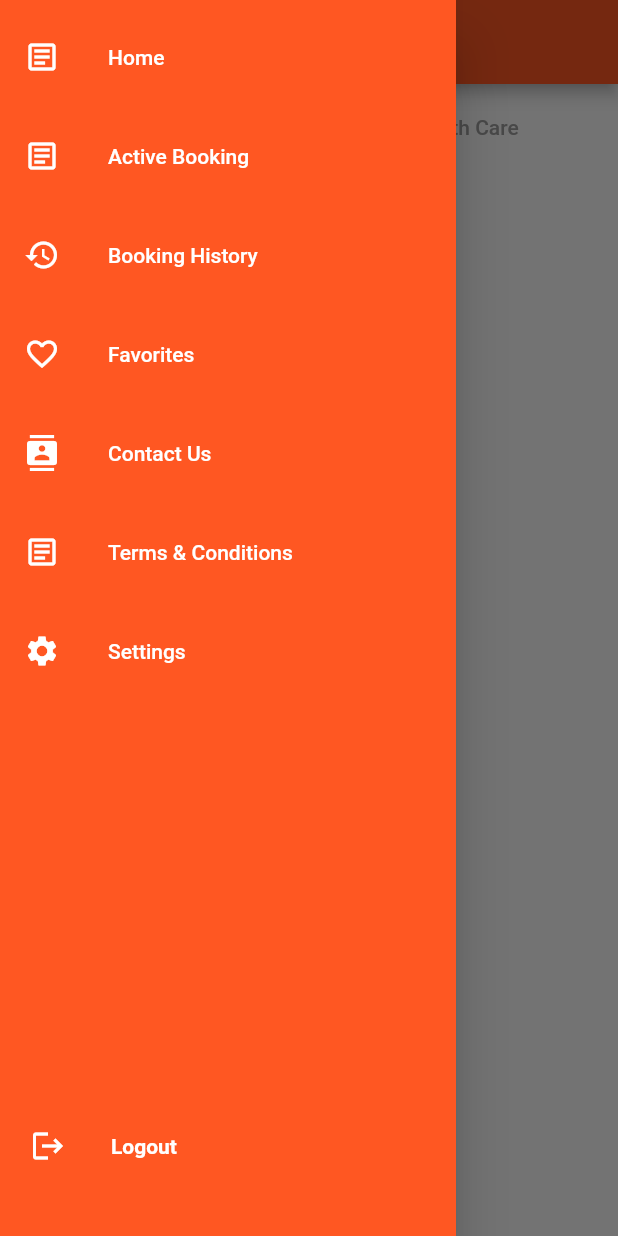
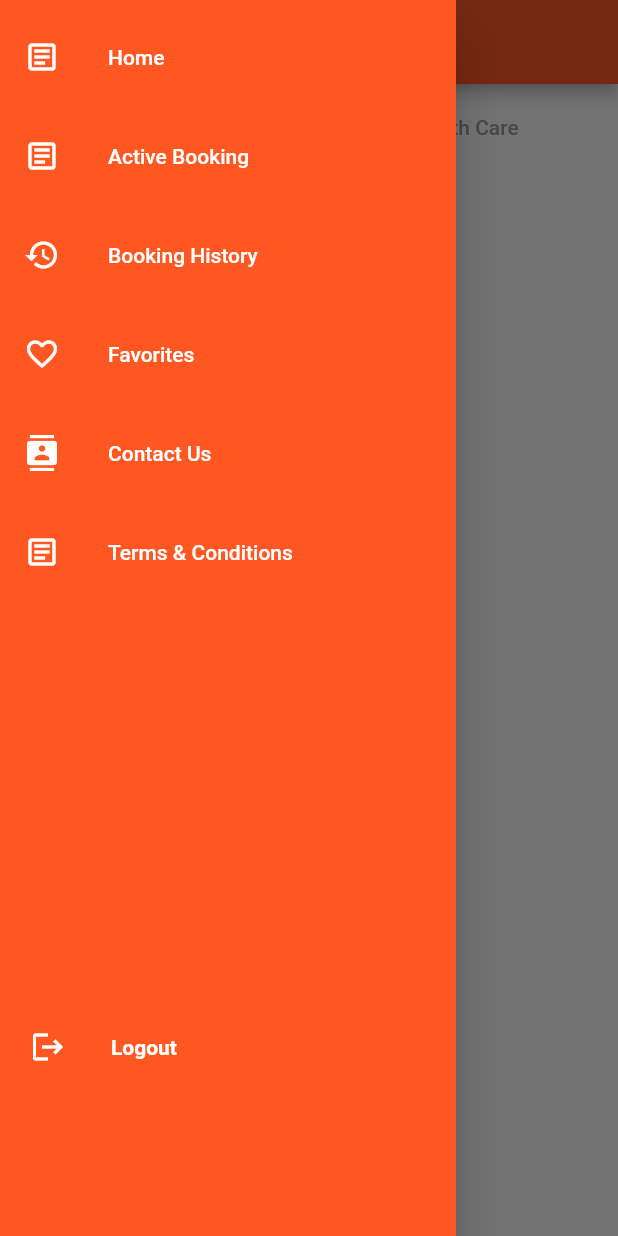
Before and after one commit to ekyut123/THESIS, a Flutter app: the screen it shows once a user with an empty profile is signed in, with the side drawer open, on a phone screen of 412 x 824 dp. Run offline on Flutter 3.47's test engine with Material 2 defaults, Android fonts, the phone set to English and light mode, and no system bars; our stand-ins replace anim_search_bar, cloud_firestore, firebase_auth, firebase_core, flutter_rating_bar, form_field_validator and 2 more; missing offline and left inert: date_time_picker_widget; accounts and stored records are empty.

Commit message:
Update navigation_drawer.dart

```diff
--- a/lib/widgets/navigation_drawer.dart
+++ b/lib/widgets/navigation_drawer.dart
@@ -123,18 +123,18 @@ class NavigationDrawerWidget extends StatelessWidget {
                                     TermsAndConditions(),
                               ));
                         })),
-                    const SizedBox(height: 10.0),
-                    buildMenuItem(
-                        text: 'Settings',
-                        icon: Icons.settings,
-                        onClicked: (() {
-                          Navigator.push(
-                              context,
-                              MaterialPageRoute(
-                                builder: (BuildContext context) =>
-                                    const SettingsPage(),
-                              ));
-                        })),
+//                     const SizedBox(height: 10.0),
+//                     buildMenuItem(
+//                         text: 'Settings',
+//                         icon: Icons.settings,
+//                         onClicked: (() {
+//                           Navigator.push(
+//                               context,
+//                               MaterialPageRoute(
+//                                 builder: (BuildContext context) =>
+//                                     const SettingsPage(),
+//                               ));
+//                         })),
                     const SizedBox(height: 270.0),
                     //added for logout -rob :)
                     Row(
```
